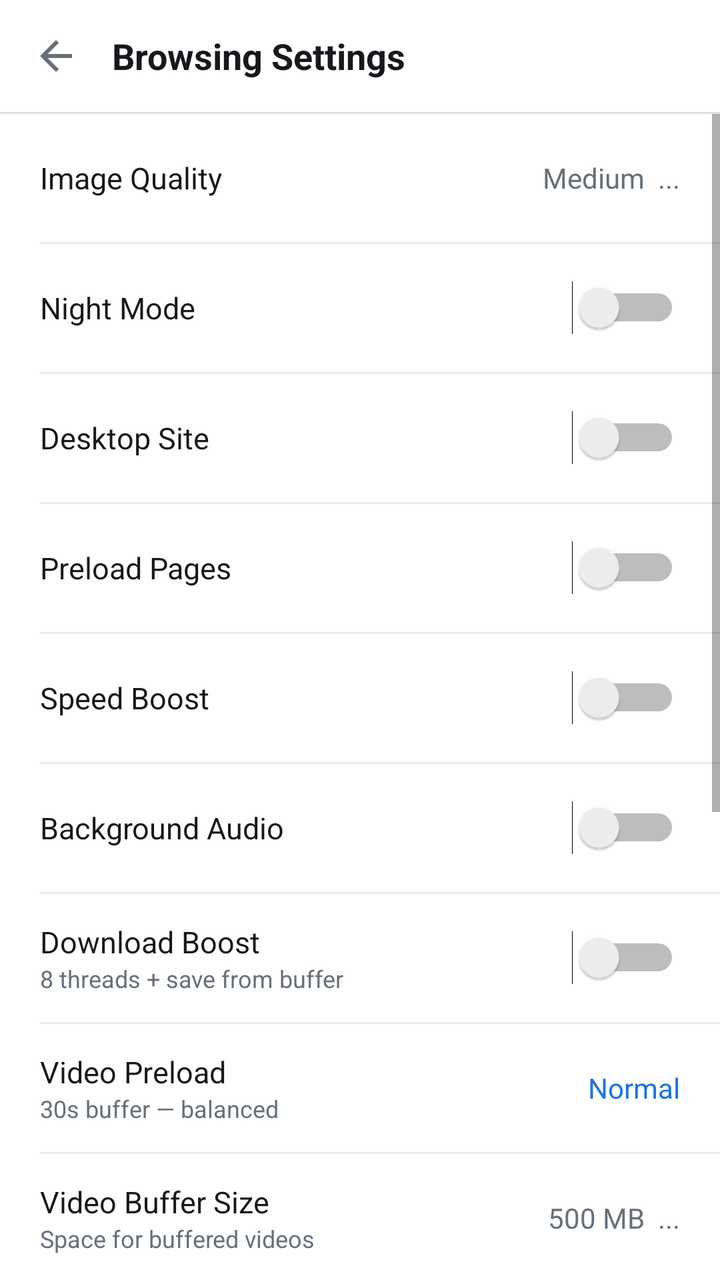
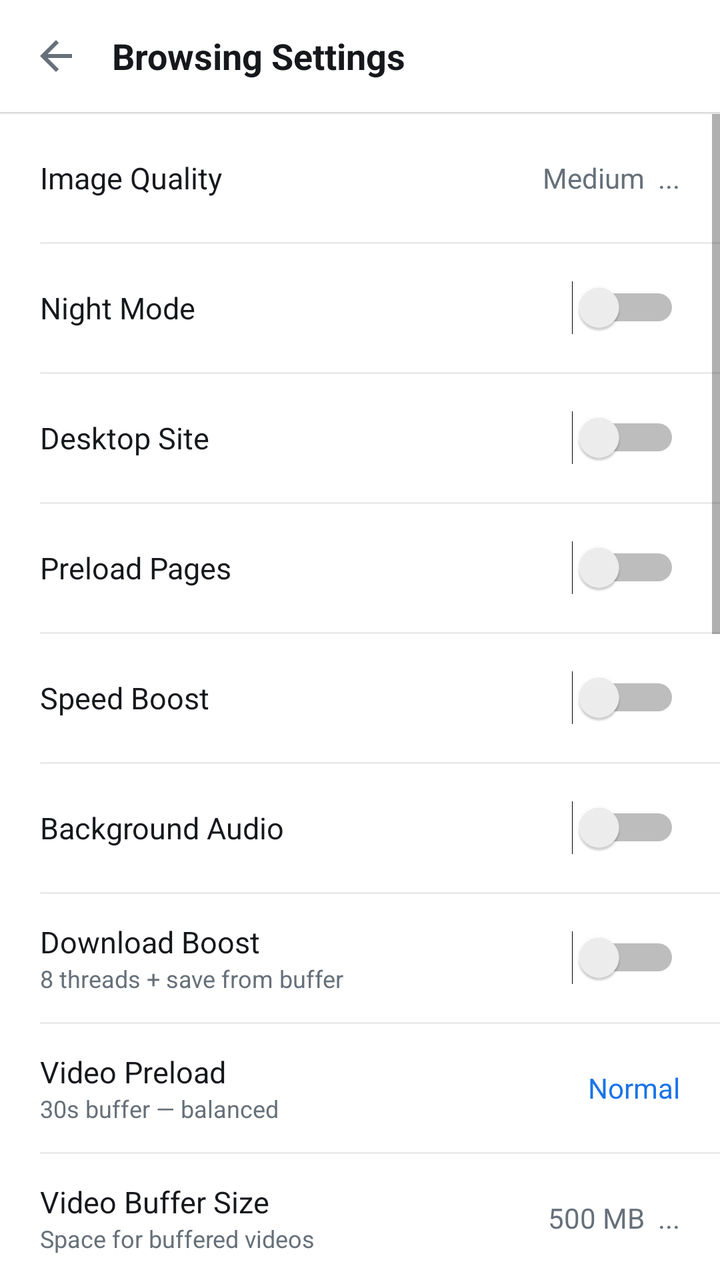

The first picture is an Android layout as it rendered before a commit; the second is the same layout after the commit. The layout source and the unified diff follow.
<!-- AndroidManifest.xml: activity theme Theme.Blaze.Settings -->
<!-- res/layout/activity_browsing_settings.xml -->
<?xml version="1.0" encoding="utf-8"?>
<LinearLayout xmlns:android="http://schemas.android.com/apk/res/android"
    android:layout_width="match_parent" android:layout_height="match_parent"
    android:orientation="vertical" android:background="@color/bg">
    <LinearLayout android:layout_width="match_parent" android:layout_height="56dp"
        android:gravity="center_vertical" android:paddingStart="4dp"
        android:background="@color/surface" android:elevation="1dp">
        <ImageButton android:id="@+id/btn_back" android:layout_width="48dp"
            android:layout_height="48dp" android:background="?attr/selectableItemBackgroundBorderless"
            android:src="@drawable/ic_back" android:contentDescription="Back"/>
        <TextView android:layout_width="wrap_content" android:layout_height="wrap_content"
            android:text="Browsing Settings" android:textSize="18sp" android:textColor="@color/ink"
            android:textStyle="bold" android:layout_marginStart="4dp"/>
    </LinearLayout>
    <View android:layout_width="match_parent" android:layout_height="1dp" android:background="@color/divider"/>
    <ScrollView android:layout_width="match_parent" android:layout_height="match_parent">
        <LinearLayout android:layout_width="match_parent" android:layout_height="wrap_content"
            android:orientation="vertical" android:background="@color/surface">
            <LinearLayout android:id="@+id/row_image_quality" android:layout_width="match_parent"
                android:layout_height="64dp" android:gravity="center_vertical"
                android:paddingStart="20dp" android:paddingEnd="20dp"
                android:background="?attr/selectableItemBackground">
                <TextView android:layout_width="0dp" android:layout_height="wrap_content"
                    android:layout_weight="1" android:text="Image Quality"
                    android:textSize="15sp" android:textColor="@color/ink"/>
                <TextView android:id="@+id/label_image_quality" android:layout_width="wrap_content"
                    android:layout_height="wrap_content" android:text="Medium"
                    android:textSize="14sp" android:textColor="@color/muted"/>
                <TextView android:layout_width="wrap_content" android:layout_height="wrap_content"
                    android:text="  ..." android:textColor="@color/muted"/>
            </LinearLayout>
            <View android:layout_width="match_parent" android:layout_height="1dp" android:background="@color/divider" android:layout_marginStart="20dp"/>
            <LinearLayout android:layout_width="match_parent" android:layout_height="64dp"
                android:gravity="center_vertical" android:paddingStart="20dp" android:paddingEnd="20dp">
                <TextView android:layout_width="0dp" android:layout_height="wrap_content"
                    android:layout_weight="1" android:text="Night Mode" android:textSize="15sp" android:textColor="@color/ink"/>
                <Switch android:id="@+id/switch_night" android:layout_width="wrap_content" android:layout_height="wrap_content"/>
            </LinearLayout>
            <View android:layout_width="match_parent" android:layout_height="1dp" android:background="@color/divider" android:layout_marginStart="20dp"/>
            <LinearLayout android:layout_width="match_parent" android:layout_height="64dp"
                android:gravity="center_vertical" android:paddingStart="20dp" android:paddingEnd="20dp">
                <TextView android:layout_width="0dp" android:layout_height="wrap_content"
                    android:layout_weight="1" android:text="Desktop Site" android:textSize="15sp" android:textColor="@color/ink"/>
                <Switch android:id="@+id/switch_desktop" android:layout_width="wrap_content" android:layout_height="wrap_content"/>
            </LinearLayout>
            <View android:layout_width="match_parent" android:layout_height="1dp" android:background="@color/divider" android:layout_marginStart="20dp"/>
            <LinearLayout android:layout_width="match_parent" android:layout_height="64dp"
                android:gravity="center_vertical" android:paddingStart="20dp" android:paddingEnd="20dp">
                <TextView android:layout_width="0dp" android:layout_height="wrap_content"
                    android:layout_weight="1" android:text="Preload Pages" android:textSize="15sp" android:textColor="@color/ink"/>
                <Switch android:id="@+id/switch_preload" android:layout_width="wrap_content" android:layout_height="wrap_content"/>
            </LinearLayout>
            <View android:layout_width="match_parent" android:layout_height="1dp" android:background="@color/divider" android:layout_marginStart="20dp"/>
            <LinearLayout android:layout_width="match_parent" android:layout_height="64dp"
                android:gravity="center_vertical" android:paddingStart="20dp" android:paddingEnd="20dp">
                <TextView android:layout_width="0dp" android:layout_height="wrap_content"
                    android:layout_weight="1" android:text="Speed Boost" android:textSize="15sp" android:textColor="@color/ink"/>
                <Switch android:id="@+id/switch_boost" android:layout_width="wrap_content" android:layout_height="wrap_content"/>
            </LinearLayout>
            <View android:layout_width="match_parent" android:layout_height="1dp" android:background="@color/divider" android:layout_marginStart="20dp"/>
            <LinearLayout android:layout_width="match_parent" android:layout_height="64dp"
                android:gravity="center_vertical" android:paddingStart="20dp" android:paddingEnd="20dp">
                <TextView android:layout_width="0dp" android:layout_height="wrap_content"
                    android:layout_weight="1" android:text="Background Audio" android:textSize="15sp" android:textColor="@color/ink"/>
                <Switch android:id="@+id/switch_bg_audio" android:layout_width="wrap_content" android:layout_height="wrap_content"/>
            </LinearLayout>
                    <View android:layout_width="match_parent" android:layout_height="1dp" android:background="@color/divider" android:layout_marginStart="20dp"/>
            <LinearLayout android:layout_width="match_parent" android:layout_height="64dp"
                android:gravity="center_vertical" android:paddingStart="20dp" android:paddingEnd="20dp">
                <LinearLayout android:layout_width="0dp" android:layout_height="wrap_content" android:layout_weight="1" android:orientation="vertical">
                    <TextView android:layout_width="wrap_content" android:layout_height="wrap_content"
                        android:text="Download Boost" android:textSize="15sp" android:textColor="@color/ink"/>
                    <TextView android:layout_width="wrap_content" android:layout_height="wrap_content"
                        android:text="8 threads + save from buffer" android:textSize="12sp" android:textColor="@color/muted"/>
                </LinearLayout>
                <Switch android:id="@+id/switch_dl_boost" android:layout_width="wrap_content" android:layout_height="wrap_content"/>
            </LinearLayout>
            <View android:layout_width="match_parent" android:layout_height="1dp" android:background="@color/divider" android:layout_marginStart="20dp"/>
            <LinearLayout android:id="@+id/row_video_preload" android:layout_width="match_parent"
                android:layout_height="wrap_content" android:gravity="center_vertical"
                android:paddingStart="20dp" android:paddingEnd="20dp" android:minHeight="64dp"
                android:background="?attr/selectableItemBackground">
                <LinearLayout android:layout_width="0dp" android:layout_height="wrap_content"
                    android:layout_weight="1" android:orientation="vertical">
                    <TextView android:layout_width="wrap_content" android:layout_height="wrap_content"
                        android:text="Video Preload" android:textSize="15sp" android:textColor="@color/ink"/>
                    <TextView android:id="@+id/label_preload_desc" android:layout_width="wrap_content"
                        android:layout_height="wrap_content" android:text="30s buffer — balanced"
                        android:textSize="12sp" android:textColor="@color/muted"/>
                </LinearLayout>
                <TextView android:id="@+id/label_preload_mode" android:layout_width="wrap_content"
                    android:layout_height="wrap_content" android:text="Normal"
                    android:textSize="14sp" android:textColor="@color/primary"/>
            </LinearLayout>
            <View android:layout_width="match_parent" android:layout_height="1dp" android:background="@color/divider" android:layout_marginStart="20dp"/>
            <LinearLayout android:id="@+id/row_cache_size" android:layout_width="match_parent" android:layout_height="64dp"
                android:gravity="center_vertical" android:paddingStart="20dp" android:paddingEnd="20dp"
                android:background="?attr/selectableItemBackground">
                <LinearLayout android:layout_width="0dp" android:layout_height="wrap_content" android:layout_weight="1" android:orientation="vertical">
                    <TextView android:layout_width="wrap_content" android:layout_height="wrap_content"
                        android:text="Video Buffer Size" android:textSize="15sp" android:textColor="@color/ink"/>
                    <TextView android:layout_width="wrap_content" android:layout_height="wrap_content"
                        android:text="Space for buffered videos" android:textSize="12sp" android:textColor="@color/muted"/>
                </LinearLayout>
                <TextView android:id="@+id/label_cache_size" android:layout_width="wrap_content" android:layout_height="wrap_content"
                    android:text="500 MB" android:textSize="14sp" android:textColor="@color/muted"/>
                <TextView android:layout_width="wrap_content" android:layout_height="wrap_content"
                    android:text="  ..." android:textColor="@color/muted"/>
            </LinearLayout>

            <View android:layout_width="match_parent" android:layout_height="1dp" android:background="@color/divider" android:layout_marginStart="20dp"/>
            <LinearLayout android:layout_width="match_parent" android:layout_height="64dp" android:gravity="center_vertical" android:paddingStart="20dp" android:paddingEnd="20dp">
                <LinearLayout android:layout_width="0dp" android:layout_height="wrap_content" android:layout_weight="1" android:orientation="vertical">
                    <TextView android:layout_width="wrap_content" android:layout_height="wrap_content" android:text="HTTPS Only" android:textSize="15sp" android:textColor="@color/ink"/>
                    <TextView android:layout_width="wrap_content" android:layout_height="wrap_content" android:text="Force secure connections" android:textSize="12sp" android:textColor="@color/muted"/>
                </LinearLayout>
                <Switch android:id="@+id/switch_https_only" android:layout_width="wrap_content" android:layout_height="wrap_content"/>
            </LinearLayout>
            <View android:layout_width="match_parent" android:layout_height="1dp" android:background="@color/divider" android:layout_marginStart="20dp"/>
            <LinearLayout android:layout_width="match_parent" android:layout_height="64dp" android:gravity="center_vertical" android:paddingStart="20dp" android:paddingEnd="20dp">
                <LinearLayout android:layout_width="0dp" android:layout_height="wrap_content" android:layout_weight="1" android:orientation="vertical">
                    <TextView android:layout_width="wrap_content" android:layout_height="wrap_content" android:text="Block Third-Party Cookies" android:textSize="15sp" android:textColor="@color/ink"/>
                    <TextView android:layout_width="wrap_content" android:layout_height="wrap_content" android:text="Stops cross-site tracking" android:textSize="12sp" android:textColor="@color/muted"/>
                </LinearLayout>
                <Switch android:id="@+id/switch_block_3p" android:layout_width="wrap_content" android:layout_height="wrap_content"/>
            </LinearLayout>
            <View android:layout_width="match_parent" android:layout_height="1dp" android:background="@color/divider" android:layout_marginStart="20dp"/>
            <LinearLayout android:layout_width="match_parent" android:layout_height="64dp" android:gravity="center_vertical" android:paddingStart="20dp" android:paddingEnd="20dp">
                <LinearLayout android:layout_width="0dp" android:layout_height="wrap_content" android:layout_weight="1" android:orientation="vertical">
                    <TextView android:layout_width="wrap_content" android:layout_height="wrap_content" android:text="Block Web Fonts" android:textSize="15sp" android:textColor="@color/ink"/>
                    <TextView android:layout_width="wrap_content" android:layout_height="wrap_content" android:text="Saves data, faster pages" android:textSize="12sp" android:textColor="@color/muted"/>
                </LinearLayout>
                <Switch android:id="@+id/switch_block_fonts" android:layout_width="wrap_content" android:layout_height="wrap_content"/>
            </LinearLayout>
            <View android:layout_width="match_parent" android:layout_height="1dp" android:background="@color/divider" android:layout_marginStart="20dp"/>
            <LinearLayout android:layout_width="match_parent" android:layout_height="64dp" android:gravity="center_vertical" android:paddingStart="20dp" android:paddingEnd="20dp">
                <LinearLayout android:layout_width="0dp" android:layout_height="wrap_content" android:layout_weight="1" android:orientation="vertical">
                    <TextView android:layout_width="wrap_content" android:layout_height="wrap_content" android:text="Disable JavaScript" android:textSize="15sp" android:textColor="@color/ink"/>
                    <TextView android:layout_width="wrap_content" android:layout_height="wrap_content" android:text="Fastest but breaks some sites" android:textSize="12sp" android:textColor="@color/muted"/>
                </LinearLayout>
                <Switch android:id="@+id/switch_disable_js" android:layout_width="wrap_content" android:layout_height="wrap_content"/>
            </LinearLayout>
            <View android:layout_width="match_parent" android:layout_height="1dp" android:background="@color/divider" android:layout_marginStart="20dp"/>
            <LinearLayout android:layout_width="match_parent" android:layout_height="64dp" android:gravity="center_vertical" android:paddingStart="20dp" android:paddingEnd="20dp">
                <LinearLayout android:layout_width="0dp" android:layout_height="wrap_content" android:layout_weight="1" android:orientation="vertical">
                    <TextView android:layout_width="wrap_content" android:layout_height="wrap_content" android:text="Block Autoplay" android:textSize="15sp" android:textColor="@color/ink"/>
                    <TextView android:layout_width="wrap_content" android:layout_height="wrap_content" android:text="Prevent silent auto-playing media" android:textSize="12sp" android:textColor="@color/muted"/>
                </LinearLayout>
                <Switch android:id="@+id/switch_block_autoplay" android:layout_width="wrap_content" android:layout_height="wrap_content"/>
            </LinearLayout>
            <View android:layout_width="match_parent" android:layout_height="1dp" android:background="@color/divider" android:layout_marginStart="20dp"/>
            <LinearLayout android:id="@+id/row_search_engine" android:layout_width="match_parent" android:layout_height="64dp" android:gravity="center_vertical" android:paddingStart="20dp" android:paddingEnd="20dp" android:background="?attr/selectableItemBackground">
                <TextView android:layout_width="0dp" android:layout_height="wrap_content" android:layout_weight="1" android:text="Search Engine" android:textSize="15sp" android:textColor="@color/ink"/>
                <TextView android:id="@+id/label_search_engine" android:layout_width="wrap_content" android:layout_height="wrap_content" android:text="Google" android:textSize="14sp" android:textColor="@color/primary"/>
            </LinearLayout>

        </LinearLayout>
    </ScrollView>
</LinearLayout>
<!-- resources referenced by this layout -->
<resources>
  <color name="bg">#FFFFFF</color>
  <color name="divider">#EBEBEB</color>
  <color name="ink">#16181C</color>
  <color name="muted">#66707A</color>
  <color name="primary">#1A73E8</color>
  <color name="surface">#FFFFFF</color>
  <!-- drawable ic_back (drawable) -->
  <vector xmlns:android="http://schemas.android.com/apk/res/android"
      android:width="24dp" android:height="24dp"
      android:viewportWidth="24" android:viewportHeight="24">
      <path android:fillColor="#66707A" android:pathData="M20,11H7.83l5.59-5.59L12,4l-8,8 8,8 1.41-1.41L7.83,13H20v-2z"/>
  </vector>
  <style name="Theme.Blaze.Settings" parent="Theme.AppCompat.Light.NoActionBar">
          <item name="colorPrimary">@color/primary</item>
          <item name="android:statusBarColor">@android:color/transparent</item>
          <item name="android:navigationBarColor">@color/bar</item>
          <item name="android:windowLightStatusBar">true</item>
          <item name="android:windowBackground">@color/bg</item>
      </style>
  <color name="bar">#FFFFFF</color>
</resources>

<!-- the commit's change to res/layout/activity_browsing_settings.xml (unified diff, before → after) -->
@@ -154,6 +154,62 @@
                 <TextView android:id="@+id/label_search_engine" android:layout_width="wrap_content" android:layout_height="wrap_content" android:text="Google" android:textSize="14sp" android:textColor="@color/primary"/>
             </LinearLayout>
 
+
+            <View android:layout_width="match_parent" android:layout_height="1dp" android:background="@color/divider" android:layout_marginStart="20dp"/>
+            
+            <LinearLayout android:layout_width="match_parent" android:layout_height="64dp"
+                android:gravity="center_vertical" android:paddingStart="20dp" android:paddingEnd="20dp">
+                <TextView android:layout_width="0dp" android:layout_height="wrap_content"
+                    android:layout_weight="1" android:text="Auto-rotate in video" android:textSize="15sp" android:textColor="@color/ink"/>
+                <Switch android:id="@+id/switch_auto_rotate" android:layout_width="wrap_content" android:layout_height="wrap_content"/>
+            </LinearLayout>
+            <View android:layout_width="match_parent" android:layout_height="1dp" android:background="@color/divider" android:layout_marginStart="20dp"/>
+            
+            <LinearLayout android:layout_width="match_parent" android:layout_height="64dp"
+                android:gravity="center_vertical" android:paddingStart="20dp" android:paddingEnd="20dp">
+                <TextView android:layout_width="0dp" android:layout_height="wrap_content"
+                    android:layout_weight="1" android:text="Hardware Acceleration" android:textSize="15sp" android:textColor="@color/ink"/>
+                <Switch android:id="@+id/switch_hw_accel" android:layout_width="wrap_content" android:layout_height="wrap_content"/>
+            </LinearLayout>
+            <View android:layout_width="match_parent" android:layout_height="1dp" android:background="@color/divider" android:layout_marginStart="20dp"/>
+            
+            <LinearLayout android:id="@+id/row_font_size" android:layout_width="match_parent"
+                android:layout_height="72dp" android:orientation="vertical"
+                android:paddingStart="20dp" android:paddingEnd="20dp" android:paddingTop="8dp" android:paddingBottom="8dp"
+               >
+                <LinearLayout android:layout_width="match_parent" android:layout_height="wrap_content" android:orientation="horizontal">
+                    <TextView android:layout_width="0dp" android:layout_height="wrap_content"
+                        android:layout_weight="1" android:text="Font Size" android:textSize="15sp" android:textColor="@color/ink"/>
+                    <TextView android:id="@+id/label_font_size" android:layout_width="wrap_content"
+                        android:layout_height="wrap_content" android:text="100%"
+                        android:textSize="14sp" android:textColor="@color/muted"/>
+                </LinearLayout>
+                <SeekBar android:id="@+id/seek_font_size" android:layout_width="match_parent"
+                    android:layout_height="wrap_content" android:layout_marginTop="4dp"
+                    android:max="125" android:progress="25"
+                    android:progressTint="@color/primary" android:thumbTint="@color/primary"/>
+            </LinearLayout>
+            <View android:layout_width="match_parent" android:layout_height="1dp" android:background="@color/divider" android:layout_marginStart="20dp"/>
+            
+            <LinearLayout android:layout_width="match_parent" android:layout_height="64dp"
+                android:gravity="center_vertical" android:paddingStart="20dp" android:paddingEnd="20dp">
+                <TextView android:layout_width="0dp" android:layout_height="wrap_content"
+                    android:layout_weight="1" android:text="Swipe Forward / Back" android:textSize="15sp" android:textColor="@color/ink"/>
+                <Switch android:id="@+id/switch_swipe_nav" android:layout_width="wrap_content" android:layout_height="wrap_content"/>
+            </LinearLayout>
+            <View android:layout_width="match_parent" android:layout_height="1dp" android:background="@color/divider" android:layout_marginStart="20dp"/>
+            
+            <LinearLayout android:layout_width="match_parent" android:layout_height="64dp"
+                android:gravity="center_vertical" android:paddingStart="20dp" android:paddingEnd="20dp">
+                <LinearLayout android:layout_width="0dp" android:layout_height="wrap_content"
+                    android:layout_weight="1" android:orientation="vertical">
+                    <TextView android:layout_width="wrap_content" android:layout_height="wrap_content"
+                        android:text="Block Images" android:textSize="15sp" android:textColor="@color/ink"/>
+                    <TextView android:layout_width="wrap_content" android:layout_height="wrap_content"
+                        android:text="Saves data, pages load faster" android:textSize="12sp" android:textColor="@color/muted"/>
+                </LinearLayout>
+                <Switch android:id="@+id/switch_block_images" android:layout_width="wrap_content" android:layout_height="wrap_content"/>
+            </LinearLayout>
         </LinearLayout>
     </ScrollView>
 </LinearLayout>
